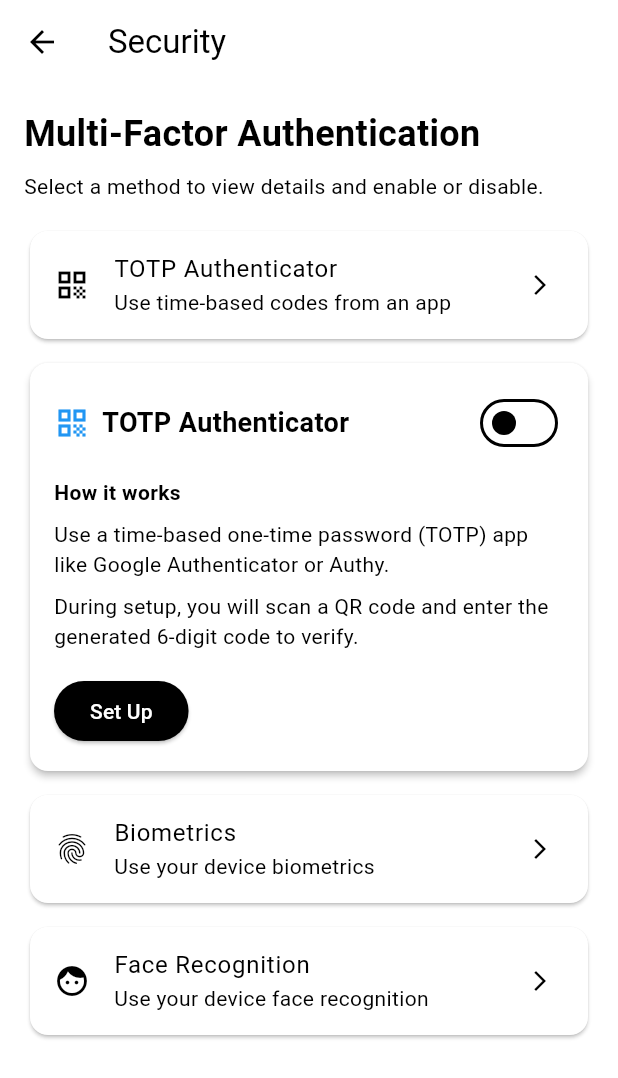
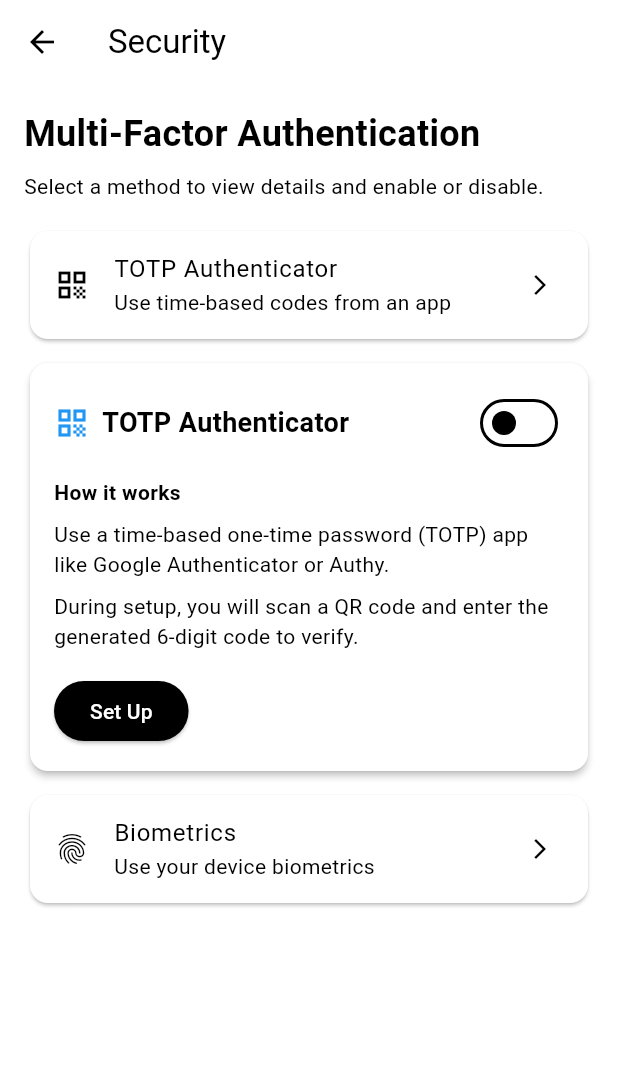
Before and after one commit to Waynenyarky/Capstone, a Flutter app: the MfaSettingsScreen screen opened directly with empty values, after a tap on "TOTP Authenticator", on a phone screen of 412 x 824 dp. Shown: the top 1078 px of the screen. Run offline on Flutter 3.47's test engine with Material 3 defaults, Android fonts, the light colour scheme and no system bars; our stand-ins replace flutter_dotenv, image_cropper, image_picker, local_auth, permission_handler, qr_flutter and 1 more; missing offline and left inert: mailer; accounts and stored records are empty; network calls fail.

Commit message:
Remove Face unlock in fingerprint (BUG)

```diff
--- a/mobile/app/lib/presentation/screens/security/mfa_settings_screen.dart
+++ b/mobile/app/lib/presentation/screens/security/mfa_settings_screen.dart
@@ -23,8 +23,6 @@ class _MfaSettingsScreenState extends State<MfaSettingsScreen> {
   String? _selected;
   bool _authEnabled = false;
   bool _fingerEnabled = false;
-  bool _faceEnabled = false;
-  bool _faceLoading = false;
   bool _disablePending = false;
   DateTime? _scheduledFor;
   Duration _disableRemaining = Duration.zero;
@@ -33,38 +31,7 @@ class _MfaSettingsScreenState extends State<MfaSettingsScreen> {
   @override
   void initState() {
     super.initState();
-    _loadFace();
     _loadAuthDetail();
-  }
-
-  Future<void> _loadFace() async {
-    setState(() => _faceLoading = true);
-    try {
-      final status = await MongoDBService.getFaceUnlockStatus(email: widget.email);
-      if (!mounted) return;
-      setState(() => _faceEnabled = status);
-    } catch (_) {} finally {
-      if (mounted) setState(() => _faceLoading = false);
-    }
-  }
-
-  Future<void> _toggleFace(bool value) async {
-    setState(() => _faceLoading = true);
-    try {
-      final res = await MongoDBService.setFaceUnlockEnabled(email: widget.email, enabled: value);
-      final ok = res['success'] == true;
-      if (!mounted) return;
-      setState(() => _faceEnabled = ok ? value : _faceEnabled);
-      ScaffoldMessenger.of(context).showSnackBar(
-        SnackBar(content: Text(ok ? 'Face recognition ${value ? 'enabled' : 'disabled'}' : (res['message'] ?? 'Update failed').toString())),
-      );
-    } catch (_) {
-      if (mounted) {
-        ScaffoldMessenger.of(context).showSnackBar(const SnackBar(content: Text('Connection error')));
-      }
-    } finally {
-      if (mounted) setState(() => _faceLoading = false);
-    }
   }
 
 
@@ -399,20 +366,6 @@ class _MfaSettingsScreenState extends State<MfaSettingsScreen> {
                 padding: const EdgeInsets.only(top: 8),
                 child: _buildDetailFor('fingerprint'),
               ),
-              const SizedBox(height: 8),
-              Card(
-                child: ListTile(
-                  leading: const Icon(Icons.face),
-                  title: const Text('Face Recognition'),
-                  subtitle: const Text('Use your device face recognition'),
-                  trailing: const Icon(Icons.arrow_forward_ios, size: 16),
-                  onTap: () => _select('face'),
-                ),
-              ),
-              if (_selected == 'face') Padding(
-                padding: const EdgeInsets.only(top: 8),
-                child: _buildDetailFor('face'),
-              ),
             ],
           ),
         ),
@@ -491,30 +444,6 @@ class _MfaSettingsScreenState extends State<MfaSettingsScreen> {
                   ],
                 ),
               ],
-            ],
-          ),
-        );
-      case 'face':
-        return _buildMethodCard(
-          icon: Icons.face,
-          title: 'Face Recognition',
-          enabled: _faceEnabled,
-          loading: _faceLoading,
-          onToggle: _toggleFace,
-          child: Column(
-            crossAxisAlignment: CrossAxisAlignment.start,
-            children: [
-              const Text('How it works', style: TextStyle(fontWeight: FontWeight.w600)),
-              const SizedBox(height: 8),
-              const Text('Use your device\'s face recognition to add an additional check after password.'),
-              const SizedBox(height: 8),
-              const Text('Ensure face recognition is set up in your device settings.'),
-              const SizedBox(height: 16),
-              Row(
-                children: [
-                  ElevatedButton(onPressed: () => _openSetupFor('face'), child: const Text('Set Up')),
-                ],
-              ),
             ],
           ),
         );
--- a/mobile/app/lib/presentation/screens/security/mfa_setup_screen.dart
+++ b/mobile/app/lib/presentation/screens/security/mfa_setup_screen.dart
@@ -165,7 +165,6 @@ class _MfaSetupScreenState extends State<MfaSetupScreen> {
                       items: const [
                         DropdownMenuItem(value: 'authenticator', child: Text('TOTP authenticator')),
                         DropdownMenuItem(value: 'fingerprint', child: Text('Biometrics')),
-                        DropdownMenuItem(value: 'face', child: Text('Face recognition')),
                       ],
                   onChanged: (v) => setState(() => _method = v ?? 'authenticator'),
                 ),
@@ -174,7 +173,7 @@ class _MfaSetupScreenState extends State<MfaSetupScreen> {
                 Text(
                   _method == 'authenticator'
                       ? 'TOTP Authenticator'
-                      : (_method == 'fingerprint' ? 'Biometrics' : 'Face Recognition'),
+                      : 'Biometrics',
                   style: const TextStyle(fontSize: 18, fontWeight: FontWeight.w600),
                 ),
                   ],
--- a/mobile/app/lib/presentation/screens/security/mfa_verify_screen.dart
+++ b/mobile/app/lib/presentation/screens/security/mfa_verify_screen.dart
@@ -71,7 +71,7 @@ class _MfaVerifyScreenState extends State<MfaVerifyScreen> {
       _errorMessage = null;
     });
     try {
-      final isBiometric = widget.method == 'fingerprint' || widget.method == 'face';
+      final isBiometric = widget.method == 'fingerprint';
       if (!isBiometric && !_isOtpComplete) {
         setState(() => _errorMessage = 'Please enter all 6 digits');
         return;
@@ -148,7 +148,7 @@ class _MfaVerifyScreenState extends State<MfaVerifyScreen> {
 
   @override
   Widget build(BuildContext context) {
-    final isBiometric = widget.method == 'fingerprint' || widget.method == 'face';
+    final isBiometric = widget.method == 'fingerprint';
     final screenWidth = MediaQuery.of(context).size.width;
     final isSmallScreen = screenWidth < 360;
     final boxSize = isSmallScreen ? 45.0 : (screenWidth < 400 ? 48.0 : 50.0);
@@ -189,9 +189,7 @@ class _MfaVerifyScreenState extends State<MfaVerifyScreen> {
               const SizedBox(height: 12),
               Text(
                 isBiometric
-                  ? (widget.method == 'face'
-                      ? 'Use face recognition to verify and enable 2FA'
-                      : 'Use biometrics to verify and enable 2FA')
+                  ? 'Use biometrics to verify and enable 2FA'
                   : 'Enter the 6-digit code from your TOTP authenticator to complete setup',
                 style: TextStyle(
                   fontSize: 16,
@@ -401,11 +399,7 @@ class _MfaVerifyScreenState extends State<MfaVerifyScreen> {
                           color: Colors.blue.shade50,
                           shape: BoxShape.circle,
                         ),
-                        child: Icon(
-                          widget.method == 'face' ? Icons.face : Icons.fingerprint,
-                          size: 80,
-                          color: Colors.blue.shade700,
-                        ),
+                        child: Icon(Icons.fingerprint, size: 80, color: Colors.blue.shade700),
                       ),
                       const SizedBox(height: 24),
                       Container(
@@ -465,7 +459,7 @@ class _MfaVerifyScreenState extends State<MfaVerifyScreen> {
                           ),
                         )
                       : Text(
-                          isBiometric ? 'Verify with ${widget.method == 'face' ? 'Face' : 'Fingerprint'}' : 'Verify & Enable 2FA',
+                          isBiometric ? 'Verify with Fingerprint' : 'Verify & Enable 2FA',
                           style: const TextStyle(
                             fontSize: 16,
                             fontWeight: FontWeight.w600,
```
